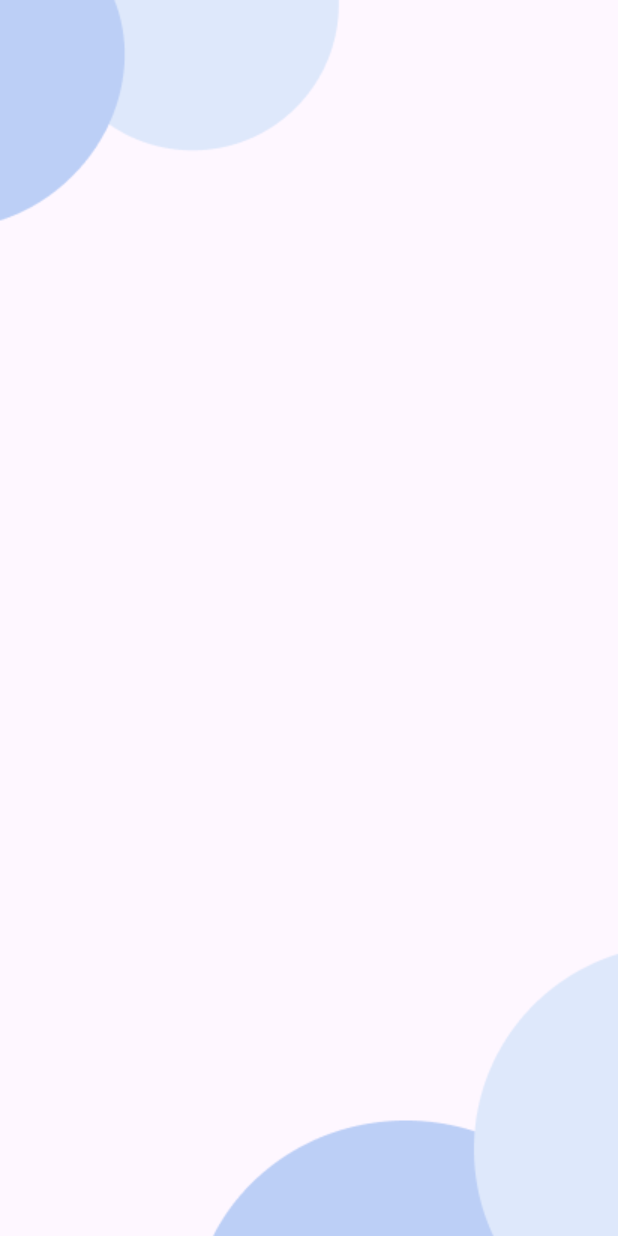
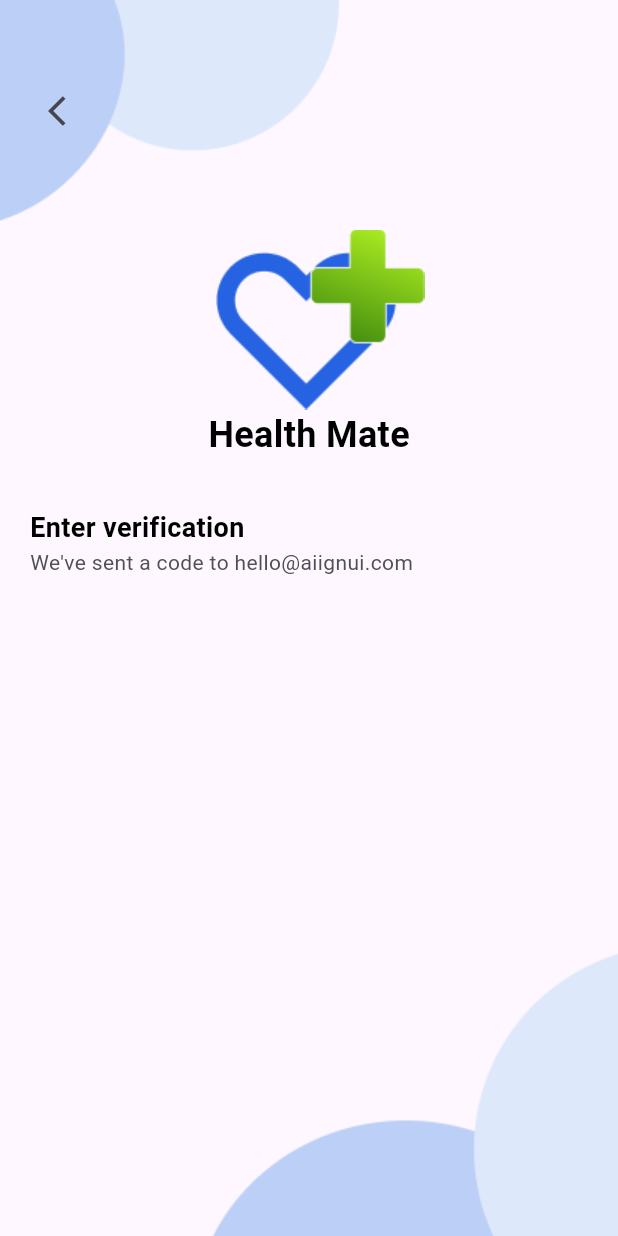
Before and after one commit to Eslamadelelkhouly/Hospital-management-system, a Flutter app: the VerificationScreen screen opened by its route, after a tap on "Verify", on a phone screen of 412 x 824 dp. Run offline on Flutter 3.47's test engine with Material 3 defaults, Android fonts, the phone set to English and light mode, and no system bars; our stand-ins replace flutter_animate, go_router, google_fonts, shared_preferences, smooth_page_indicator; accounts and stored records are empty.

Commit message:
create body text in change password screen

```diff
--- a/Applications/healthmate/lib/features/Auth/presentation/views/widgets/change_password_body.dart
+++ b/Applications/healthmate/lib/features/Auth/presentation/views/widgets/change_password_body.dart
@@ -1,5 +1,8 @@
 import 'package:flutter/material.dart';
 import 'package:healthmate/constant.dart';
+import 'package:healthmate/core/utils/style.dart';
+import 'package:healthmate/core/widgets/custom_app_bar.dart';
+import 'package:healthmate/features/Auth/presentation/views/widgets/custom_logo_sign_in.dart';
 
 class ChangePasswordBody extends StatelessWidget {
   const ChangePasswordBody({super.key});
@@ -35,8 +38,49 @@ class ChangePasswordBody extends StatelessWidget {
         SizedBox(
           width: double.infinity,
           height: double.infinity,
-          child: Column(
-            crossAxisAlignment: CrossAxisAlignment.center,
+          child: SingleChildScrollView(
+            child: Padding(
+              padding: const EdgeInsets.all(20),
+              child: Column(
+                crossAxisAlignment: CrossAxisAlignment.center,
+                children: [
+                  SizedBox(
+                    height: 30,
+                  ),
+                  CustomAppBar(title: ''),
+                  SizedBox(
+                    height: 55,
+                  ),
+                  CustomLogoSignIn(),
+                  Text(
+                    'Health Mate',
+                    style: StylingSystem.textStyle24bold,
+                  ),
+                  SizedBox(
+                    height: 32,
+                  ),
+                  Row(
+                    mainAxisAlignment: MainAxisAlignment.start,
+                    children: [
+                      Text(
+                        'Enter verification',
+                        style: StylingSystem.textStyle18semibold,
+                      ),
+                    ],
+                  ),
+                  Row(
+                    mainAxisAlignment: MainAxisAlignment.start,
+                    children: [
+                      Text(
+                        '''We've sent a code to hello@aiignui.com''',
+                        style: StylingSystem.textStyle14Medium
+                            .copyWith(color: Color(0xff4F4E59)),
+                      ),
+                    ],
+                  ),
+                ],
+              ),
+            ),
           ),
         ),
       ],
--- a/Applications/healthmate/lib/features/Auth/presentation/views/widgets/forget_password_body.dart
+++ b/Applications/healthmate/lib/features/Auth/presentation/views/widgets/forget_password_body.dart
@@ -85,7 +85,9 @@ class ForgetPasswordBody extends StatelessWidget {
                       TextSpan(
                         text:
                             'Enter the email associated with your account and we’ll send an email with instructions to reset your password',
-                        style: StylingSystem.textStyle16Medium,
+                        style: StylingSystem.textStyle16Medium.copyWith(
+                          color: Color(0xff4F4E59),
+                        ),
                       ),
                     ]),
                   ),
--- a/Applications/healthmate/lib/features/Auth/presentation/views/widgets/verification_screen_body.dart
+++ b/Applications/healthmate/lib/features/Auth/presentation/views/widgets/verification_screen_body.dart
@@ -72,7 +72,7 @@ class VerificationScreenBody extends StatelessWidget {
                     mainAxisAlignment: MainAxisAlignment.start,
                     children: [
                       Text(
-                        'Enter verification',
+                        'New Password',
                         style: StylingSystem.textStyle18semibold,
                       ),
                     ],
@@ -84,8 +84,10 @@ class VerificationScreenBody extends StatelessWidget {
                     mainAxisAlignment: MainAxisAlignment.start,
                     children: [
                       Text(
-                        '''We've sent a code to hello@aiignui.com''',
-                        style: StylingSystem.textStyle14Medium,
+                        '''Please write your new password''',
+                        style: StylingSystem.textStyle14Medium.copyWith(
+                          color: Color(0xff4F4E59),
+                        ),
                       ),
                     ],
                   ),
```
Also changed, not shown: Applications/healthmate/lib/features/Auth/presentation/views/widgets/custom_form_change_password.dart (added).
